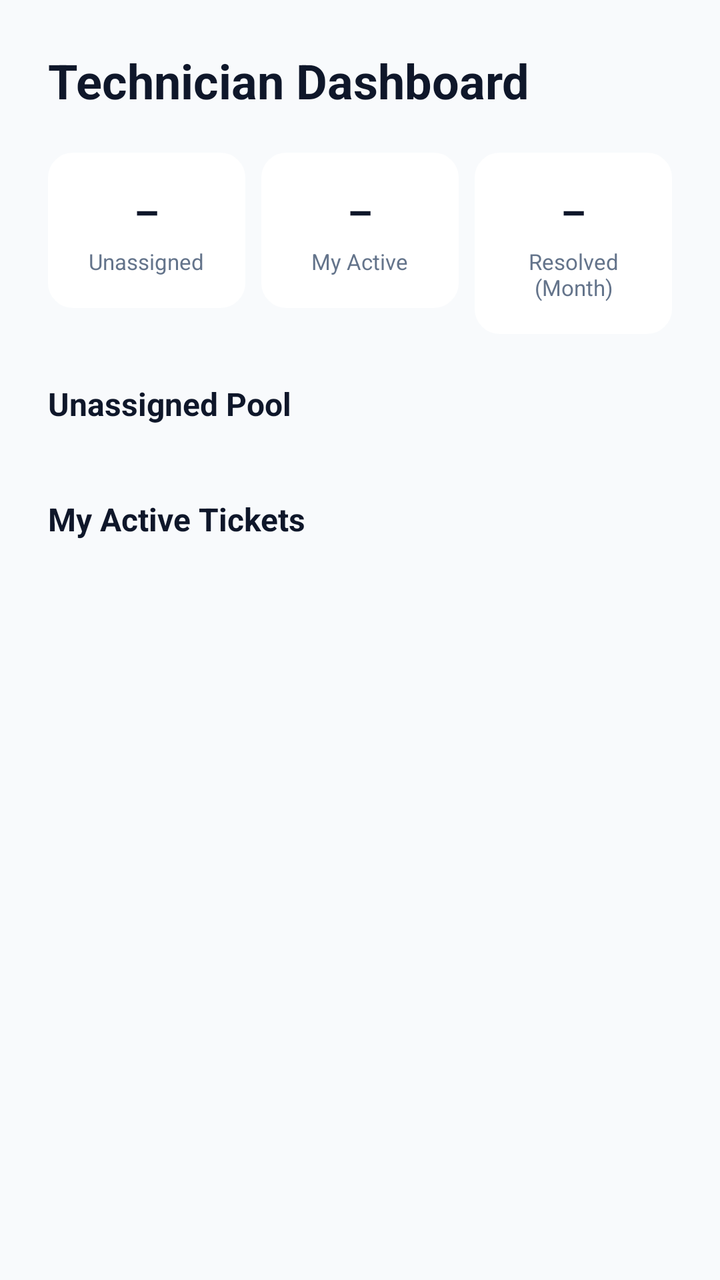
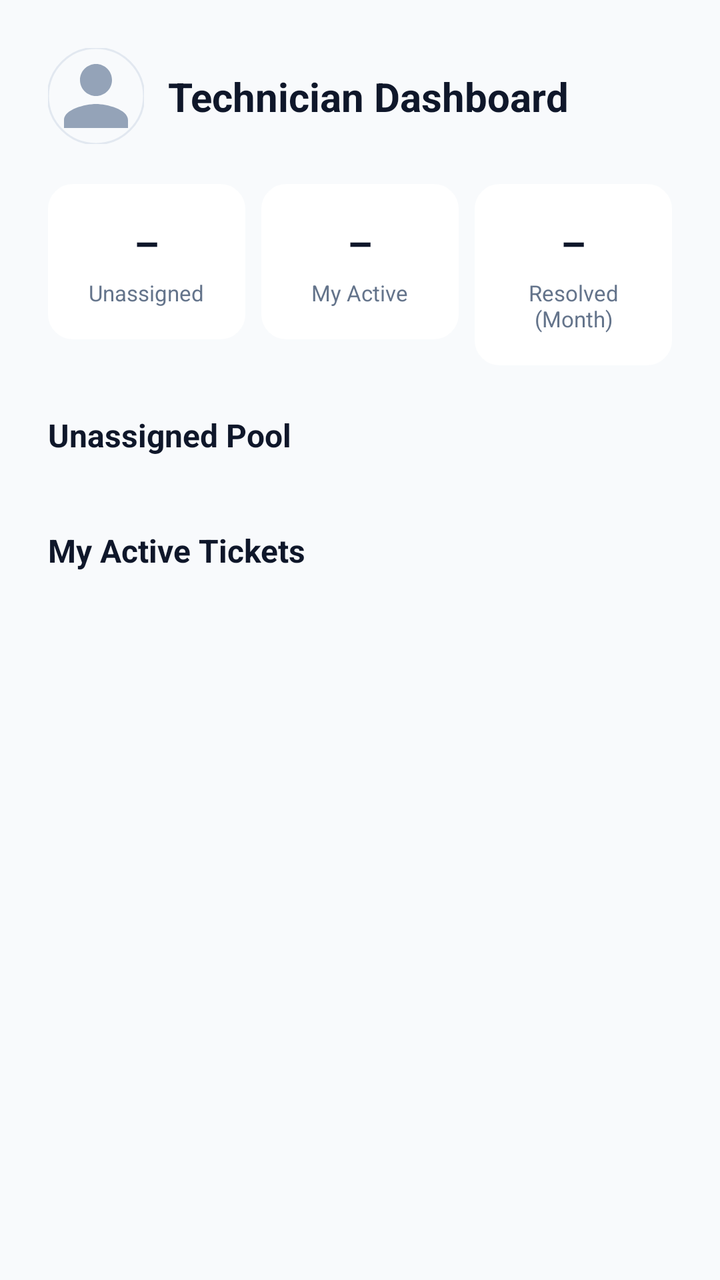

Compare the two renders of this Android layout. The source of the first and the diff that turns it into the second are given below.
<!-- AndroidManifest.xml: application theme Theme.SupportAssist -->
<!-- res/layout/fragment_technician_dashboard.xml -->
<?xml version="1.0" encoding="utf-8"?>
<androidx.constraintlayout.widget.ConstraintLayout xmlns:android="http://schemas.android.com/apk/res/android"
    xmlns:app="http://schemas.android.com/apk/res-auto"
    android:layout_width="match_parent"
    android:layout_height="match_parent"
    android:background="@color/bg_color">

    <ProgressBar
        android:id="@+id/loading_indicator"
        style="?android:attr/progressBarStyleHorizontal"
        android:layout_width="match_parent"
        android:layout_height="4dp"
        android:indeterminate="true"
        android:visibility="gone"
        app:layout_constraintTop_toTopOf="parent" />

    <androidx.core.widget.NestedScrollView
        android:layout_width="match_parent"
        android:layout_height="0dp"
        android:fillViewport="true"
        app:layout_constraintBottom_toBottomOf="parent"
        app:layout_constraintTop_toBottomOf="@+id/loading_indicator">

        <androidx.constraintlayout.widget.ConstraintLayout
            android:layout_width="match_parent"
            android:layout_height="wrap_content"
            android:paddingHorizontal="24dp"
            android:paddingTop="24dp"
            android:paddingBottom="100dp">

            <androidx.constraintlayout.widget.ConstraintLayout
                android:layout_width="0dp"
                android:layout_height="wrap_content"
                app:layout_constraintEnd_toEndOf="parent"
                app:layout_constraintStart_toStartOf="parent"
                app:layout_constraintTop_toTopOf="parent"
                app:layout_constraintWidth_max="600dp">

                <TextView
                    android:id="@+id/tv_tech_greeting"
                    android:layout_width="wrap_content"
                    android:layout_height="wrap_content"
                    android:text="@string/tech_dashboard_title"
                    android:textColor="@color/text_main"
                    android:textSize="24sp"
                    android:textStyle="bold"
                    app:layout_constraintStart_toStartOf="parent"
                    app:layout_constraintTop_toTopOf="parent" />

                <LinearLayout
                    android:id="@+id/ll_stats_row"
                    android:layout_width="match_parent"
                    android:layout_height="wrap_content"
                    android:layout_marginTop="20dp"
                    android:orientation="horizontal"
                    app:layout_constraintTop_toBottomOf="@+id/tv_tech_greeting">

                    <LinearLayout
                        android:layout_width="0dp"
                        android:layout_height="wrap_content"
                        android:layout_weight="1"
                        android:background="@drawable/edit_text_bg"
                        android:backgroundTint="@color/card_bg"
                        android:gravity="center"
                        android:orientation="vertical"
                        android:padding="16dp">
                        <TextView android:id="@+id/tv_stat_unassigned" style="@style/StatValueText" android:text="@string/placeholder_dash" />
                        <TextView style="@style/StatLabelText" android:text="@string/tech_stat_unassigned" />
                    </LinearLayout>

                    <LinearLayout
                        android:layout_width="0dp"
                        android:layout_height="wrap_content"
                        android:layout_weight="1"
                        android:layout_marginStart="8dp"
                        android:background="@drawable/edit_text_bg"
                        android:backgroundTint="@color/card_bg"
                        android:gravity="center"
                        android:orientation="vertical"
                        android:padding="16dp">
                        <TextView android:id="@+id/tv_stat_active" style="@style/StatValueText" android:text="@string/placeholder_dash" />
                        <TextView style="@style/StatLabelText" android:text="@string/tech_stat_active" />
                    </LinearLayout>

                    <LinearLayout
                        android:layout_width="0dp"
                        android:layout_height="wrap_content"
                        android:layout_weight="1"
                        android:layout_marginStart="8dp"
                        android:background="@drawable/edit_text_bg"
                        android:backgroundTint="@color/card_bg"
                        android:gravity="center"
                        android:orientation="vertical"
                        android:padding="16dp">
                        <TextView android:id="@+id/tv_stat_resolved_month" style="@style/StatValueText" android:text="@string/placeholder_dash" />
                        <TextView style="@style/StatLabelText" android:text="@string/tech_stat_resolved_month" />
                    </LinearLayout>
                </LinearLayout>

                <TextView
                    android:id="@+id/tv_unassigned_label"
                    android:layout_width="wrap_content"
                    android:layout_height="wrap_content"
                    android:layout_marginTop="24dp"
                    android:text="@string/tech_unassigned_pool"
                    android:textColor="@color/text_main"
                    android:textSize="16sp"
                    android:textStyle="bold"
                    app:layout_constraintStart_toStartOf="parent"
                    app:layout_constraintTop_toBottomOf="@+id/ll_stats_row" />

                <androidx.recyclerview.widget.RecyclerView
                    android:id="@+id/rv_unassigned"
                    android:layout_width="match_parent"
                    android:layout_height="wrap_content"
                    android:layout_marginTop="12dp"
                    android:nestedScrollingEnabled="false"
                    app:layout_constraintTop_toBottomOf="@+id/tv_unassigned_label" />

                <TextView
                    android:id="@+id/tv_unassigned_empty"
                    android:layout_width="match_parent"
                    android:layout_height="wrap_content"
                    android:layout_marginTop="12dp"
                    android:gravity="center"
                    android:text="@string/tech_no_unassigned"
                    android:textColor="@color/text_grey"
                    android:visibility="gone"
                    app:layout_constraintTop_toBottomOf="@+id/tv_unassigned_label" />

                <TextView
                    android:id="@+id/tv_active_label"
                    android:layout_width="wrap_content"
                    android:layout_height="wrap_content"
                    android:layout_marginTop="24dp"
                    android:text="@string/tech_my_active"
                    android:textColor="@color/text_main"
                    android:textSize="16sp"
                    android:textStyle="bold"
                    app:layout_constraintStart_toStartOf="parent"
                    app:layout_constraintTop_toBottomOf="@+id/rv_unassigned" />

                <androidx.recyclerview.widget.RecyclerView
                    android:id="@+id/rv_my_active"
                    android:layout_width="match_parent"
                    android:layout_height="wrap_content"
                    android:layout_marginTop="12dp"
                    android:nestedScrollingEnabled="false"
                    app:layout_constraintTop_toBottomOf="@+id/tv_active_label" />

                <TextView
                    android:id="@+id/tv_active_empty"
                    android:layout_width="match_parent"
                    android:layout_height="wrap_content"
                    android:layout_marginTop="12dp"
                    android:gravity="center"
                    android:text="@string/tech_no_active"
                    android:textColor="@color/text_grey"
                    android:visibility="gone"
                    app:layout_constraintTop_toBottomOf="@+id/tv_active_label" />

            </androidx.constraintlayout.widget.ConstraintLayout>

        </androidx.constraintlayout.widget.ConstraintLayout>
    </androidx.core.widget.NestedScrollView>

</androidx.constraintlayout.widget.ConstraintLayout>
<!-- resources referenced by this layout -->
<resources>
  <color name="bg_color">#F8FAFC</color>
  <color name="card_bg">#FFFFFF</color>
  <color name="text_grey">#64748B</color>
  <color name="text_main">#0F172A</color>
  <!-- drawable edit_text_bg (drawable) -->
  <?xml version="1.0" encoding="utf-8"?>
  <shape xmlns:android="http://schemas.android.com/apk/res/android">
      <solid android:color="@color/input_bg" />
      <corners android:radius="12dp" />
      <stroke android:width="1dp" android:color="#2D3643" />
  </shape>
  <string name="placeholder_dash">–</string>
  <string name="tech_dashboard_title">Technician Dashboard</string>
  <string name="tech_my_active">My Active Tickets</string>
  <string name="tech_no_active">Nothing assigned to you right now.</string>
  <string name="tech_no_unassigned">No unassigned tickets right now.</string>
  <string name="tech_stat_active">My Active</string>
  <string name="tech_stat_resolved_month">Resolved (Month)</string>
  <string name="tech_stat_unassigned">Unassigned</string>
  <string name="tech_unassigned_pool">Unassigned Pool</string>
  <style name="StatLabelText">
          <item name="android:layout_width">wrap_content</item>
          <item name="android:layout_height">wrap_content</item>
          <item name="android:layout_marginTop">4dp</item>
          <item name="android:gravity">center</item>
          <item name="android:textColor">@color/text_grey</item>
          <item name="android:textSize">11sp</item>
      </style>
  <style name="StatValueText">
          <item name="android:layout_width">wrap_content</item>
          <item name="android:layout_height">wrap_content</item>
          <item name="android:textColor">@color/stat_value</item>
          <item name="android:textSize">20sp</item>
          <item name="android:textStyle">bold</item>
      </style>
  <style name="Theme.SupportAssist" parent="Base.Theme.SupportAssist" />
  <color name="input_bg">#FFFFFF</color>
  <color name="stat_value">#0F172A</color>
  <style name="Base.Theme.SupportAssist" parent="Theme.Material3.DayNight.NoActionBar">
          <item name="colorPrimary">@color/primary_blue</item>
          <item name="android:windowBackground">@color/bg_color</item>
  
          
          <item name="android:textColorPrimary">@color/text_main</item>
          <item name="android:textColorSecondary">@color/text_grey</item>
          <item name="android:editTextColor">@color/text_main</item>
          <item name="android:textColorHint">@color/text_grey</item>
  
          
          <item name="colorOnBackground">@color/text_main</item>
          <item name="colorOnSurface">@color/text_main</item>
          <item name="colorOnSurfaceVariant">@color/text_grey</item>
          <item name="colorSurface">@color/bg_color</item>
          <item name="colorOutline">@color/divider_color</item>
      </style>
  <color name="primary_blue">#005BFF</color>
  <color name="divider_color">#E2E8F0</color>
</resources>

<!-- the commit's change to res/layout/fragment_technician_dashboard.xml (unified diff, before → after) -->
@@ -1,6 +1,7 @@
 <?xml version="1.0" encoding="utf-8"?>
 <androidx.constraintlayout.widget.ConstraintLayout xmlns:android="http://schemas.android.com/apk/res/android"
     xmlns:app="http://schemas.android.com/apk/res-auto"
+    xmlns:tools="http://schemas.android.com/tools"
     android:layout_width="match_parent"
     android:layout_height="match_parent"
     android:background="@color/bg_color">
@@ -36,16 +37,30 @@
                 app:layout_constraintTop_toTopOf="parent"
                 app:layout_constraintWidth_max="600dp">
 
+                <com.google.android.material.imageview.ShapeableImageView
+                    android:id="@+id/iv_profile_image"
+                    android:layout_width="48dp"
+                    android:layout_height="48dp"
+                    android:scaleType="centerCrop"
+                    android:src="@drawable/ic_profile"
+                    app:layout_constraintStart_toStartOf="parent"
+                    app:layout_constraintTop_toTopOf="parent"
+                    app:shapeAppearanceOverlay="@style/CircleImage"
+                    app:strokeColor="@color/divider_color"
+                    app:strokeWidth="1dp" />
+
                 <TextView
                     android:id="@+id/tv_tech_greeting"
                     android:layout_width="wrap_content"
                     android:layout_height="wrap_content"
+                    android:layout_marginStart="12dp"
                     android:text="@string/tech_dashboard_title"
                     android:textColor="@color/text_main"
-                    android:textSize="24sp"
+                    android:textSize="20sp"
                     android:textStyle="bold"
-                    app:layout_constraintStart_toStartOf="parent"
-                    app:layout_constraintTop_toTopOf="parent" />
+                    app:layout_constraintBottom_toBottomOf="@+id/iv_profile_image"
+                    app:layout_constraintStart_toEndOf="@+id/iv_profile_image"
+                    app:layout_constraintTop_toTopOf="@+id/iv_profile_image" />
 
                 <LinearLayout
                     android:id="@+id/ll_stats_row"
@@ -53,7 +68,7 @@
                     android:layout_height="wrap_content"
                     android:layout_marginTop="20dp"
                     android:orientation="horizontal"
-                    app:layout_constraintTop_toBottomOf="@+id/tv_tech_greeting">
+                    app:layout_constraintTop_toBottomOf="@+id/iv_profile_image">
 
                     <LinearLayout
                         android:layout_width="0dp"
<!-- resource entries referenced after the edit -->
@@ -11,6 +11,16 @@
       <corners android:radius="12dp" />
       <stroke android:width="1dp" android:color="#2D3643" />
   </shape>
+  <!-- drawable ic_profile (drawable) -->
+  <vector xmlns:android="http://schemas.android.com/apk/res/android"
+      android:width="24dp"
+      android:height="24dp"
+      android:viewportWidth="24"
+      android:viewportHeight="24">
+      <path
+          android:fillColor="@color/nav_inactive"
+          android:pathData="M12,12c2.21,0 4,-1.79 4,-4s-1.79,-4 -4,-4 -4,1.79 -4,4 1.79,4 4,4zm0,2c-2.67,0 -8,1.34 -8,4v2h16v-2c0,-2.66 -5.33,-4 -8,-4z" />
+  </vector>
   <string name="placeholder_dash">–</string>
   <string name="tech_dashboard_title">Technician Dashboard</string>
   <string name="tech_my_active">My Active Tickets</string>
@@ -20,6 +30,10 @@
   <string name="tech_stat_resolved_month">Resolved (Month)</string>
   <string name="tech_stat_unassigned">Unassigned</string>
   <string name="tech_unassigned_pool">Unassigned Pool</string>
+  <style name="CircleImage">
+          <item name="cornerFamily">rounded</item>
+          <item name="cornerSize">50%</item>
+      </style>
   <style name="StatLabelText">
           <item name="android:layout_width">wrap_content</item>
           <item name="android:layout_height">wrap_content</item>
@@ -37,6 +51,7 @@
       </style>
   <style name="Theme.SupportAssist" parent="Base.Theme.SupportAssist" />
   <color name="input_bg">#FFFFFF</color>
+  <color name="nav_inactive">#94A3B8</color>
   <color name="stat_value">#0F172A</color>
   <style name="Base.Theme.SupportAssist" parent="Theme.Material3.DayNight.NoActionBar">
           <item name="colorPrimary">@color/primary_blue</item>
